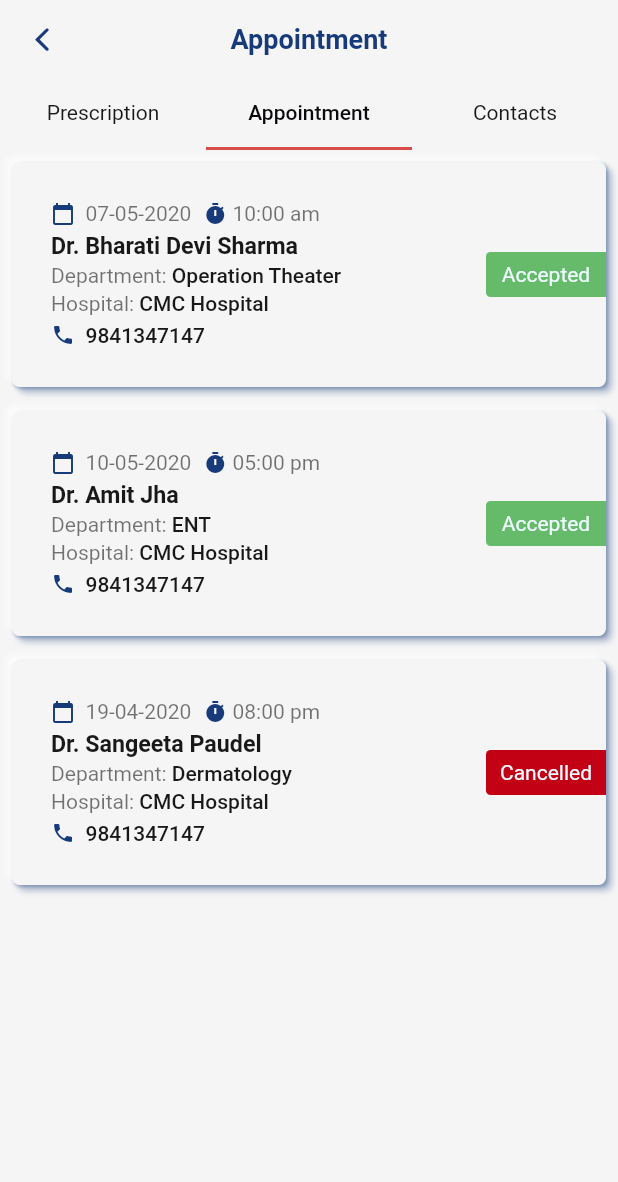
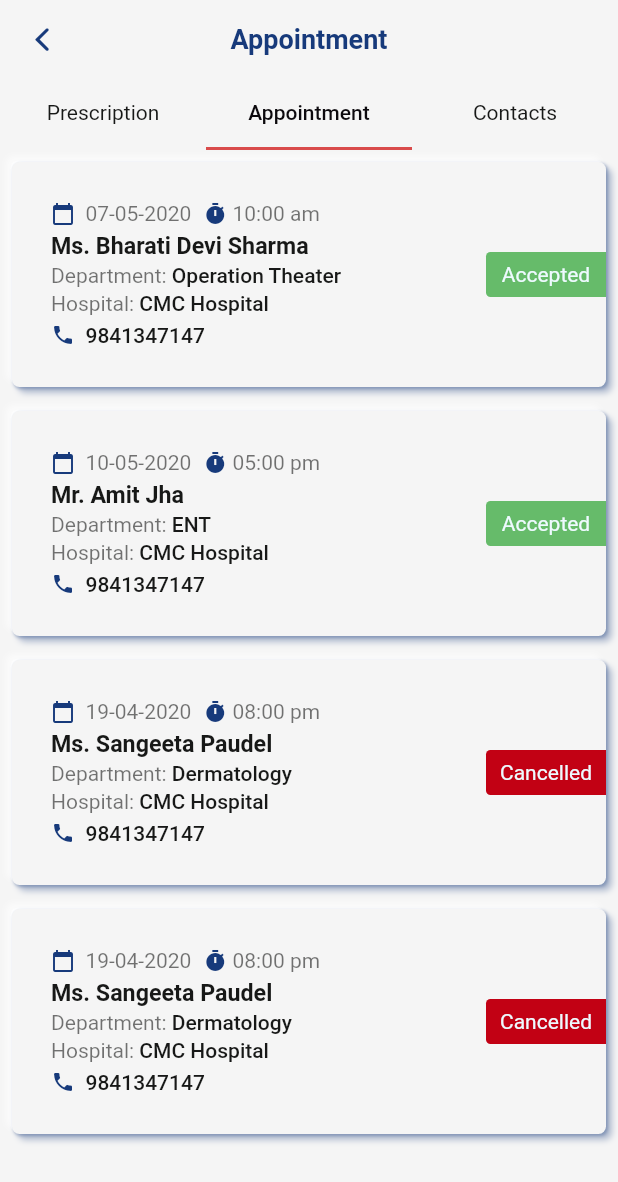
Before and after one commit to nehamdr225/hospital_app_chitwan, a Flutter app: the screen it shows once a user with an empty profile is signed in, after a tap on the "sort" icon, after a tap on "Appointments", on a phone screen of 412 x 824 dp. Shown: the top 1182 px of the screen. Run offline on Flutter 3.47's test engine with Material 2 defaults, Android fonts, the light colour scheme and no system bars; our stand-ins replace cloud_firestore, firebase_auth, flutter_spinkit; missing offline and left inert: timeline_list; accounts and stored records are empty; Roboto replaces fonts that are missing (Montserrat).

Commit message:
minor bug fixes

```diff
--- a/lib/UI/Widget/Forms.dart
+++ b/lib/UI/Widget/Forms.dart
@@ -48,15 +48,8 @@ class FForms extends StatelessWidget {
 
   @override
   Widget build(BuildContext context) {
-    return Container(
-      height: height,
-      width: width,
-      color: formColor,
-      // constraints: BoxConstraints(
-      //   minHeight: minHeight,
-      //   maxHeight: height
-      // ),
-      child: TextFormField(
+    return TextFormField(
+      cursorColor: Theme.of(context).colorScheme.primary,
       key: key,
       controller: controller,
       onSaved: onSaved,
@@ -92,7 +85,6 @@ class FForms extends StatelessWidget {
                 color: Theme.of(context).colorScheme.primaryVariant,
               )),
       ),
-      ),
     );
   }
 }
--- a/lib/UI/core/const.dart
+++ b/lib/UI/core/const.dart
@@ -4,7 +4,7 @@ var doctorDecision =  "undecided"; //doctor has accepted the patient request
 
 const NearYou = [
   {
-    "name": "Dr. Bharati Devi Sharma",
+    "name": "Ms. Bharati Devi Sharma",
     "cap": "Operation Theater",
     "phone": "9841347147",
     "src": "assets/images/doctor.png",
@@ -14,7 +14,7 @@ const NearYou = [
     "gender": "Female",
   },
   {
-    "name": "Dr. Amit Jha",
+    "name": "Mr. Amit Jha",
     "cap": "ENT",
     "phone": "9841347147",
     "src": "assets/images/doctor.png",
@@ -24,7 +24,17 @@ const NearYou = [
     "gender": "Male",
   },
   {
-    "name": "Dr. Sangeeta Paudel",
+    "name": "Ms. Sangeeta Paudel",
+    "cap": "Dermatology",
+    "phone": "9841347147",
+    "src": "assets/images/doctor.png",
+    "status": "Cancelled",
+    "date": "19-04-2020",
+    "time": "08:00 pm",
+    "gender": "Female",
+  },
+  {
+    "name": "Ms. Sangeeta Paudel",
     "cap": "Dermatology",
     "phone": "9841347147",
     "src": "assets/images/doctor.png",
--- a/lib/UI/pages/AppointmentPages/AppointmentPage.dart
+++ b/lib/UI/pages/AppointmentPages/AppointmentPage.dart
@@ -23,7 +23,7 @@ class _AppointmentPageState extends State<AppointmentPage>
   Widget build(BuildContext context) {
     final theme = Theme.of(context);
     return Scaffold(
-      bottomNavigationBar: Container(height:75.0, color: theme.colorScheme.background,),
+      backgroundColor: theme.colorScheme.background,
         appBar: PreferredSize(
           preferredSize: Size.fromHeight(100.0),
           child: WhiteAppBar(
--- a/lib/UI/pages/AppointmentPages/AppointmentTabs/Apointment.dart
+++ b/lib/UI/pages/AppointmentPages/AppointmentTabs/Apointment.dart
@@ -5,10 +5,8 @@ import 'package:flutter/material.dart';
 class Appointment extends StatelessWidget {
   @override
   Widget build(BuildContext context) {
-    final theme = Theme.of(context);
-    return Scaffold(
-      backgroundColor: theme.colorScheme.background,
-      body: ListView.builder(
+    //final theme = Theme.of(context);
+    return ListView.builder(
           itemCount: NearYou.length,
           itemBuilder: (BuildContext context, int index) {
             return ListCard(
@@ -20,7 +18,7 @@ class Appointment extends StatelessWidget {
               date: NearYou[index]['date'],
               time:NearYou[index]['time'],
             );
-          }),
+          },
     );
   }
 }
--- a/lib/UI/pages/AppointmentPages/AppointmentTabs/Prescription.dart
+++ b/lib/UI/pages/AppointmentPages/AppointmentTabs/Prescription.dart
@@ -6,10 +6,7 @@ class Prescription extends StatelessWidget {
   @override
   Widget build(BuildContext context) {
     final theme = Theme.of(context);
-    return Container(
-      color: theme.colorScheme.background,
-      height: MediaQuery.of(context).size.height,
-      child: ListView.builder(
+    return ListView.builder(
           itemCount: PrescriptionData.length,
           itemBuilder: (BuildContext context, int index) {
             return ListCard(
@@ -24,7 +21,6 @@ class Prescription extends StatelessWidget {
               data: true,
             );
           }
-      ),
     );
   }
 }
--- a/lib/UI/pages/SignIn.dart
+++ b/lib/UI/pages/SignIn.dart
@@ -94,7 +94,7 @@ class _SignInState extends State<SignIn> {
                             color: theme.background,
                           ),
                           width: size.width * 0.90,
-                          height: 155.0,
+                          //height: 165.0,
                           child: Form(
                             key: _formKey,
                             child: Column(
@@ -105,7 +105,7 @@ class _SignInState extends State<SignIn> {
                                   formColor: Colors.white,
                                   text: "Email",
                                   textColor: blueGrey.withOpacity(0.7),
-                                  height: 55.0,
+                                  height: 60.0,
                                   width: size.width * 0.90,
                                   validator: (val) =>
                                       val.isEmpty ? 'Enter an email' : null,
@@ -140,7 +140,7 @@ class _SignInState extends State<SignIn> {
                                             });
                                           }),
                                   textColor: blueGrey.withOpacity(0.7),
-                                  height: 55.0,
+                                  height: 60.0,
                                   width: size.width * 0.90,
                                   validator: (val) => val.length < 6
                                       ? 'Enter a password 6+ chars long'
@@ -165,6 +165,10 @@ class _SignInState extends State<SignIn> {
                                         setState(() {
                                           loading = true;
                                         });
+                                        // Scaffold.of(context).showSnackBar(
+                                        //     SnackBar(
+                                        //         content:
+                                        //             Text('Processing Data')));
                                         _formKey.currentState.save();
                                         dynamic result = await _auth
                                             .signInWithEmailAndPassword(
--- a/lib/UI/pages/SignUp.dart
+++ b/lib/UI/pages/SignUp.dart
@@ -64,7 +64,7 @@ class _SignUpState extends State<SignUp> {
                                 color: theme.background,
                               ),
                               width: size.width * 0.90,
-                              height: 110.0,
+                              //height: 110.0,
                               child: Column(children: <Widget>[
                                 FForms(
                                   validator: (val) => val.length < 6
@@ -125,7 +125,7 @@ class _SignUpState extends State<SignUp> {
                                 color: theme.background,
                               ),
                               width: size.width * 0.90,
-                              height: 155.0,
+                              //height: 155.0,
                               child: Column(
                                 children: <Widget>[
                                   // SizedBox(height: 10.0),
```
Also changed, not shown: lib/UI/pages/DoctorsModule/PatientEdit.dart (+15 -0 lines), lib/UI/pages/OthersLogin.dart (+5 -2 lines). Lines whose indentation alone changed are shown as unchanged.
